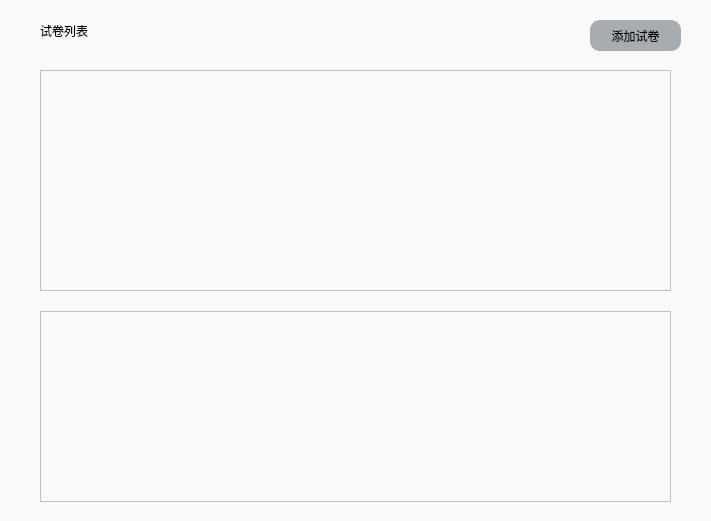
jjbrow/qt, file ExamEase/mainwindow.ui: the form before one commit.
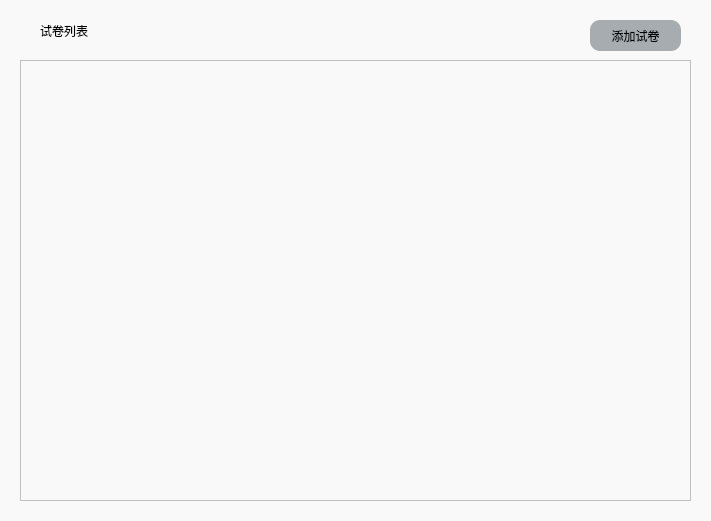
The form after the commit.

Commit message: 页面显示列表

```diff
--- a/ExamEase/mainwindow.ui
+++ b/ExamEase/mainwindow.ui
@@ -52,23 +52,13 @@
      <string>试卷列表</string>
     </property>
    </widget>
-   <widget class="QListView" name="listView">
+   <widget class="QTableWidget" name="tableWidget">
     <property name="geometry">
      <rect>
-      <x>40</x>
-      <y>70</y>
-      <width>631</width>
-      <height>221</height>
-     </rect>
-    </property>
-   </widget>
-   <widget class="QTableView" name="tableView">
-    <property name="geometry">
-     <rect>
-      <x>40</x>
-      <y>311</y>
-      <width>631</width>
-      <height>191</height>
+      <x>20</x>
+      <y>60</y>
+      <width>671</width>
+      <height>441</height>
      </rect>
     </property>
    </widget>
```
The commit also changes 1 other file.
